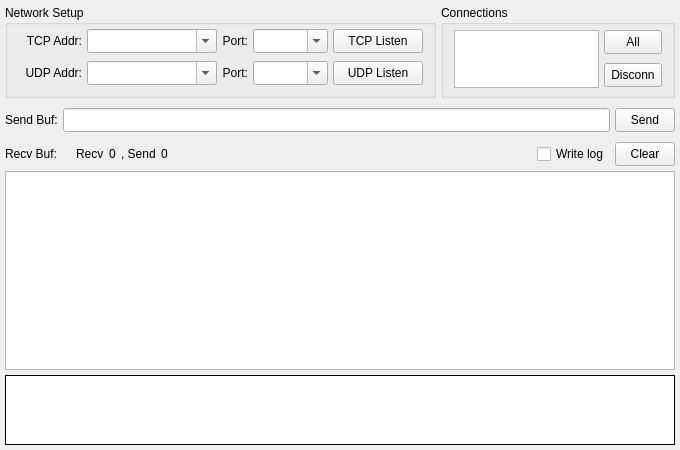
This is sktool/server.ui in 119-org/src as Qt 5 draws it before an edit. The edited form follows.
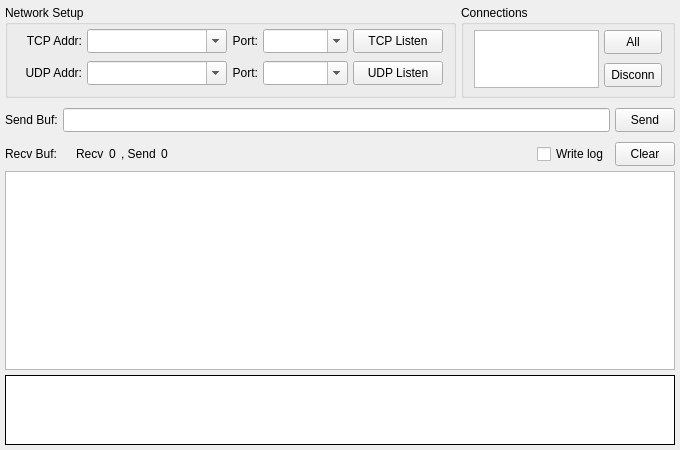
This is the edited form.

Commit message: [sktool] update server

```diff
--- a/sktool/server.ui
+++ b/sktool/server.ui
@@ -141,13 +141,13 @@
             </property>
             <property name="minimumSize">
              <size>
-              <width>130</width>
+              <width>140</width>
               <height>24</height>
              </size>
             </property>
             <property name="maximumSize">
              <size>
-              <width>130</width>
+              <width>140</width>
               <height>24</height>
              </size>
             </property>
@@ -169,13 +169,13 @@
             </property>
             <property name="minimumSize">
              <size>
-              <width>75</width>
+              <width>85</width>
               <height>24</height>
              </size>
             </property>
             <property name="maximumSize">
              <size>
-              <width>75</width>
+              <width>85</width>
               <height>24</height>
              </size>
             </property>
@@ -228,13 +228,13 @@
             </property>
             <property name="minimumSize">
              <size>
-              <width>130</width>
+              <width>140</width>
               <height>24</height>
              </size>
             </property>
             <property name="maximumSize">
              <size>
-              <width>130</width>
+              <width>140</width>
               <height>24</height>
              </size>
             </property>
@@ -272,13 +272,13 @@
             </property>
             <property name="minimumSize">
              <size>
-              <width>75</width>
+              <width>85</width>
               <height>24</height>
              </size>
             </property>
             <property name="maximumSize">
              <size>
-              <width>75</width>
+              <width>85</width>
               <height>24</height>
              </size>
             </property>
```
The commit also changes 4 other files.
